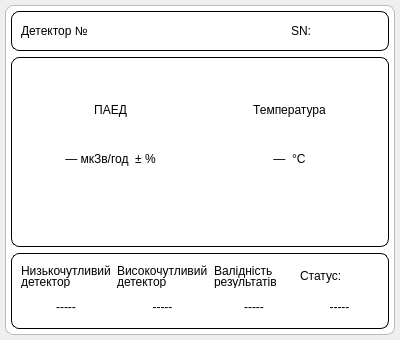
Miskiv-Andrew/wroc, file _UI/dashboardwall.ui: the form before one commit.
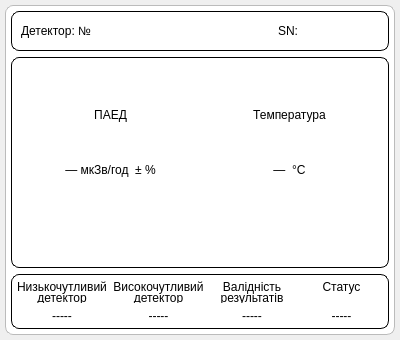
The form after the commit.

Patch:
```diff
--- a/_UI/dashboardwall.ui
+++ b/_UI/dashboardwall.ui
@@ -59,7 +59,7 @@
      <property name="frameShadow">
       <enum>QFrame::Shadow::Raised</enum>
      </property>
-     <layout class="QGridLayout" name="gridLayout_3" rowstretch="1,5,2">
+     <layout class="QGridLayout" name="gridLayout_3" rowstretch="1,5,1">
       <property name="leftMargin">
        <number>5</number>
       </property>
@@ -216,10 +216,20 @@
            <item>
             <widget class="QLabel" name="positionLabel">
              <property name="styleSheet">
+              <string notr="true">font: 11pt &quot;Segoe UI&quot;;</string>
+             </property>
+             <property name="text">
+              <string>Детектор: №</string>
+             </property>
+            </widget>
+           </item>
+           <item>
+            <widget class="QLabel" name="positionValue">
+             <property name="styleSheet">
               <string notr="true">font: 700 11pt &quot;Segoe UI&quot;;</string>
              </property>
              <property name="text">
-              <string>Детектор №</string>
+              <string/>
              </property>
             </widget>
            </item>
@@ -248,6 +258,19 @@
               <string>SN:</string>
              </property>
              <property name="alignment">
+              <set>Qt::AlignmentFlag::AlignRight|Qt::AlignmentFlag::AlignTrailing|Qt::AlignmentFlag::AlignVCenter</set>
+             </property>
+            </widget>
+           </item>
+           <item>
+            <widget class="QLabel" name="serialValue">
+             <property name="styleSheet">
+              <string notr="true">font: 700 11pt &quot;Segoe UI&quot;;</string>
+             </property>
+             <property name="text">
+              <string/>
+             </property>
+             <property name="alignment">
               <set>Qt::AlignmentFlag::AlignCenter</set>
              </property>
             </widget>
@@ -272,6 +295,18 @@
          <enum>QFrame::Shadow::Raised</enum>
         </property>
         <layout class="QHBoxLayout" name="horizontalLayout_6">
+         <property name="leftMargin">
+          <number>5</number>
+         </property>
+         <property name="topMargin">
+          <number>5</number>
+         </property>
+         <property name="rightMargin">
+          <number>5</number>
+         </property>
+         <property name="bottomMargin">
+          <number>5</number>
+         </property>
          <item>
           <layout class="QHBoxLayout" name="horizontalLayout_5">
            <item>
@@ -281,6 +316,9 @@
                <property name="text">
                 <string>&lt;div style='line-height:80%'&gt;Низькочутливий&lt;br&gt;детектор&lt;/div&gt;</string>
                </property>
+               <property name="alignment">
+                <set>Qt::AlignmentFlag::AlignCenter</set>
+               </property>
               </widget>
              </item>
              <item>
@@ -302,6 +340,9 @@
                <property name="text">
                 <string>&lt;div style='line-height:80%'&gt;Високочутливий&lt;br&gt;детектор&lt;/div&gt;</string>
                </property>
+               <property name="alignment">
+                <set>Qt::AlignmentFlag::AlignCenter</set>
+               </property>
               </widget>
              </item>
              <item>
@@ -323,6 +364,9 @@
                <property name="text">
                 <string>&lt;div style='line-height:80%'&gt;Валідність&lt;br&gt;результатів&lt;/div&gt;</string>
                </property>
+               <property name="alignment">
+                <set>Qt::AlignmentFlag::AlignCenter</set>
+               </property>
               </widget>
              </item>
              <item>
@@ -342,7 +386,10 @@
              <item>
               <widget class="QLabel" name="statusLabel">
                <property name="text">
-                <string>Статус:</string>
+                <string>&lt;div style='line-height:80%'&gt;Статус&lt;br&gt;&lt;/div&gt;</string>
+               </property>
+               <property name="alignment">
+                <set>Qt::AlignmentFlag::AlignCenter</set>
                </property>
               </widget>
              </item>
```
Left out of the diff: 2 changed lines with no effect on the pictures.
